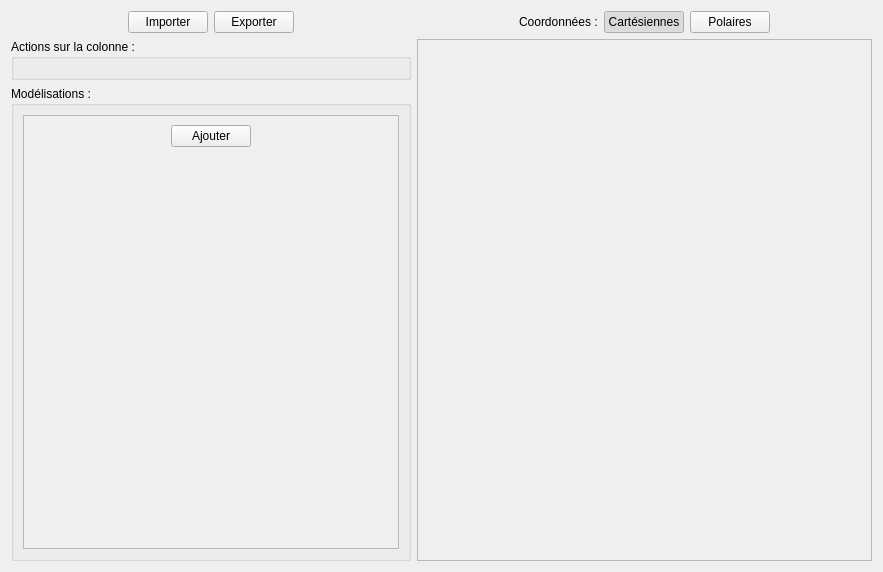
This is DataPlot/datawindow.ui in AdelKS/ZeGrapher as Qt 5 draws it before an edit. The edited form follows.
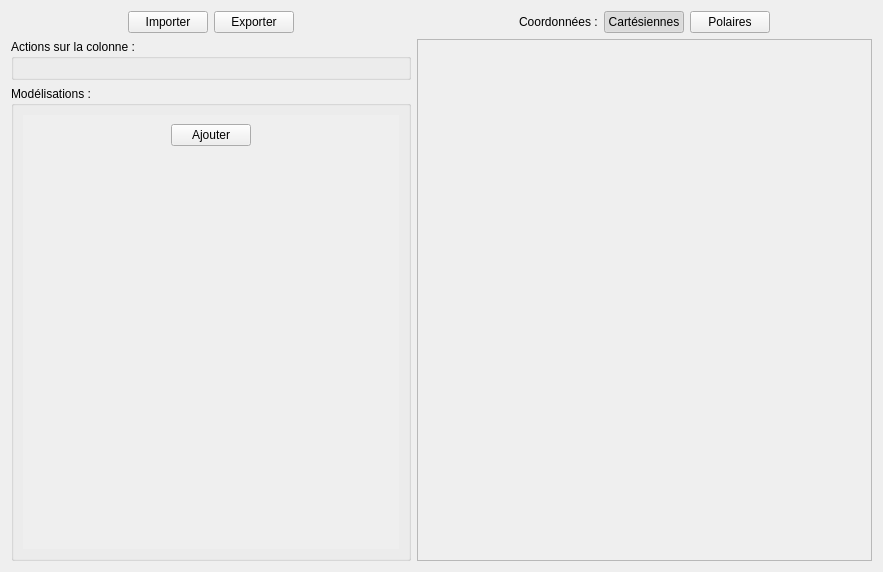
This is the edited form. Icons and pictures are not drawn.

The edit to the form file:
```diff
--- a/DataPlot/datawindow.ui
+++ b/DataPlot/datawindow.ui
@@ -137,8 +137,26 @@
          <string>Modélisations :</string>
         </property>
         <layout class="QVBoxLayout" name="verticalLayout_7">
+         <property name="leftMargin">
+          <number>9</number>
+         </property>
+         <property name="topMargin">
+          <number>9</number>
+         </property>
+         <property name="rightMargin">
+          <number>9</number>
+         </property>
+         <property name="bottomMargin">
+          <number>9</number>
+         </property>
          <item>
           <widget class="QScrollArea" name="scrollArea_2">
+           <property name="frameShape">
+            <enum>QFrame::NoFrame</enum>
+           </property>
+           <property name="frameShadow">
+            <enum>QFrame::Plain</enum>
+           </property>
            <property name="widgetResizable">
             <bool>true</bool>
            </property>
@@ -147,8 +165,8 @@
              <rect>
               <x>0</x>
               <y>0</y>
-              <width>372</width>
-              <height>433</height>
+              <width>374</width>
+              <height>435</height>
              </rect>
             </property>
             <layout class="QVBoxLayout" name="verticalLayout_6">
@@ -216,17 +234,14 @@
               </widget>
              </item>
              <item>
-              <spacer name="verticalSpacer_3">
-               <property name="orientation">
-                <enum>Qt::Vertical</enum>
+              <widget class="QWidget" name="widget_4" native="true">
+               <property name="sizePolicy">
+                <sizepolicy hsizetype="Preferred" vsizetype="Expanding">
+                 <horstretch>0</horstretch>
+                 <verstretch>10</verstretch>
+                </sizepolicy>
                </property>
-               <property name="sizeHint" stdset="0">
-                <size>
-                 <width>20</width>
-                 <height>97</height>
-                </size>
-               </property>
-              </spacer>
+              </widget>
              </item>
             </layout>
            </widget>
```
Left out of the diff: 8 changed lines with no effect on the pictures.
